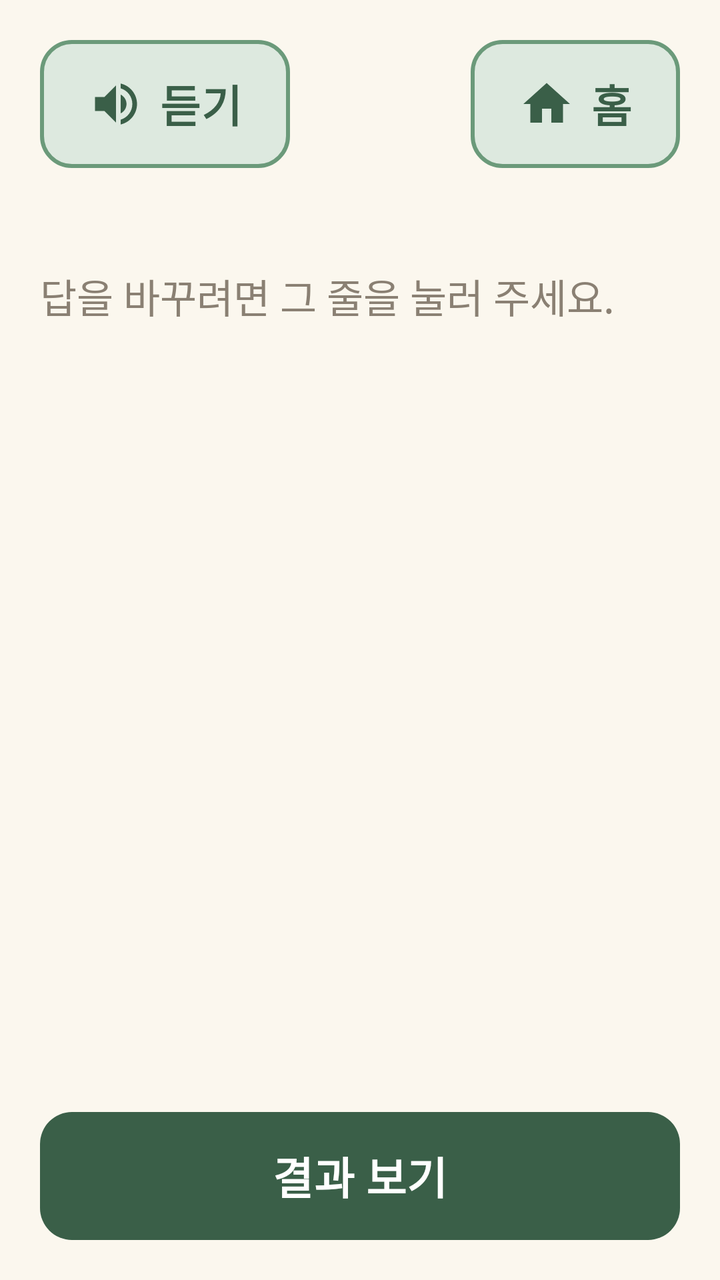
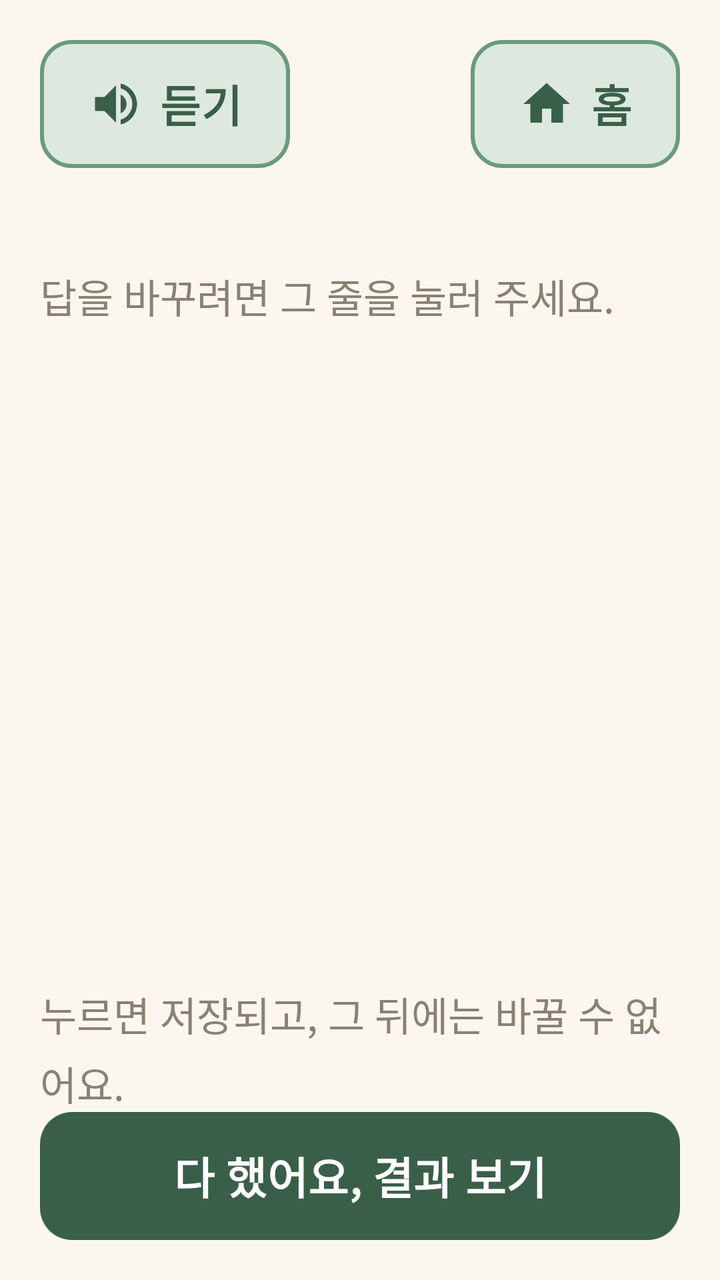

Two renders of the same Android screen: before a commit and after it. Below are the layout's source before the change and the commit's diff.
<!-- AndroidManifest.xml: application theme Theme.Dorawing -->
<!-- res/layout/activity_diagnosis_review.xml -->
<?xml version="1.0" encoding="utf-8"?>
<LinearLayout xmlns:android="http://schemas.android.com/apk/res/android"
    android:layout_width="match_parent"
    android:layout_height="match_parent"
    android:orientation="vertical"
    android:padding="@dimen/screen_padding">

    <include
        android:id="@+id/topBar"
        layout="@layout/view_top_bar" />

    <TextView
        style="@style/Text.Sub"
        android:layout_width="match_parent"
        android:layout_height="wrap_content"
        android:text="@string/review_hint" />

    <ScrollView
        android:fadeScrollbars="false"
        android:layout_width="match_parent"
        android:layout_height="0dp"
        android:layout_marginTop="@dimen/gap"
        android:layout_weight="1">

        
        <LinearLayout
            android:id="@+id/answerList"
            android:layout_width="match_parent"
            android:layout_height="wrap_content"
            android:orientation="vertical"
            android:paddingEnd="@dimen/gap" />
    </ScrollView>

    <com.google.android.material.button.MaterialButton
        android:id="@+id/btnResult"
        android:layout_width="match_parent"
        android:layout_height="wrap_content"
        android:layout_marginTop="@dimen/gap"
        android:text="@string/review_show_result" />
</LinearLayout>
<!-- res/layout/view_top_bar.xml (included above) -->
<?xml version="1.0" encoding="utf-8"?>
<LinearLayout xmlns:android="http://schemas.android.com/apk/res/android"
    xmlns:app="http://schemas.android.com/apk/res-auto"
    android:layout_width="match_parent"
    android:layout_height="wrap_content"
    android:orientation="vertical">

    <LinearLayout
        android:layout_width="match_parent"
        android:layout_height="wrap_content"
        android:gravity="center_vertical"
        android:orientation="horizontal">

        <com.google.android.material.button.MaterialButton
            android:id="@+id/btnSpeak"
            style="@style/Button.Secondary"
            android:layout_width="wrap_content"
            android:layout_height="wrap_content"
            android:text="@string/top_speak"
            app:icon="@drawable/ic_speaker" />

        <Space
            android:layout_width="0dp"
            android:layout_height="0dp"
            android:layout_weight="1" />

        <com.google.android.material.button.MaterialButton
            android:id="@+id/btnHome"
            style="@style/Button.Secondary"
            android:layout_width="wrap_content"
            android:layout_height="wrap_content"
            android:text="@string/top_home"
            app:icon="@drawable/ic_home" />
    </LinearLayout>

    <TextView
        android:id="@+id/tvTitle"
        style="@style/Text.Title"
        android:layout_width="match_parent"
        android:layout_height="wrap_content"
        android:layout_marginTop="@dimen/gap" />
</LinearLayout>
<!-- resources referenced by this layout -->
<resources>
  <dimen name="gap">12dp</dimen>
  <dimen name="screen_padding">20dp</dimen>
  <!-- drawable ic_home (drawable) -->
  <vector xmlns:android="http://schemas.android.com/apk/res/android"
      android:width="24dp"
      android:height="24dp"
      android:viewportWidth="24"
      android:viewportHeight="24">
      <path
          android:fillColor="#FF000000"
          android:pathData="M10,20v-6h4v6h5v-8h3L12,3 2,12h3v8z" />
  </vector>
  <string name="review_hint">답을 바꾸려면 그 줄을 눌러 주세요.</string>
  <string name="review_show_result">결과 보기</string>
  <string name="top_home">홈</string>
  <string name="top_speak">듣기</string>
  <style name="Button.Secondary" parent="Button.Primary">
          <item name="backgroundTint">@color/green_light</item>
          <item name="android:textColor">@color/green_dark</item>
          <item name="iconTint">@color/green_dark</item>
          <item name="strokeColor">@color/green_mid</item>
          <item name="strokeWidth">@dimen/button_stroke</item>
      </style>
  <style name="Text.Sub" parent="Text.Body">
          <item name="android:textColor">@color/text_sub</item>
      </style>
  <style name="Text.Title" parent="Text.Body">
          <item name="android:textSize">@dimen/text_title</item>
          <item name="android:textStyle">bold</item>
          <item name="android:textColor">@color/green_dark</item>
      </style>
  <color name="green_light">#DDE9DF</color>
  <color name="green_dark">#3A5F48</color>
  <color name="green_mid">#6B9A7A</color>
  <dimen name="button_stroke">2dp</dimen>
  <style name="Text.Body" parent="Widget.MaterialComponents.TextView">
          <item name="android:textSize">@dimen/text_body</item>
          <item name="android:lineBreakWordStyle" tools:targetApi="33">phrase</item>
          <item name="android:textColor">@color/text_main</item>
          <item name="android:lineSpacingMultiplier">1.2</item>
      </style>
  <color name="text_sub">#8A8073</color>
  <dimen name="text_title">28sp</dimen>
  <color name="white">#FFFFFFFF</color>
  <color name="coral_dark">#C85A41</color>
  <color name="cream">#FBF7EE</color>
  <color name="text_main">#2E2A24</color>
  <dimen name="button_height">64dp</dimen>
  <dimen name="text_button">22sp</dimen>
  <dimen name="corner">16dp</dimen>
  <dimen name="icon_size">28dp</dimen>
  <dimen name="text_body">20sp</dimen>
  <style name="Dialog.Title" parent="MaterialAlertDialog.Material3.Title.Text">
          <item name="android:textSize">@dimen/text_title</item>
          <item name="android:textStyle">bold</item>
          <item name="android:textColor">@color/green_dark</item>
      </style>
  <style name="Dialog.Body" parent="MaterialAlertDialog.Material3.Body.Text">
          <item name="android:textSize">@dimen/text_body</item>
          <item name="android:lineBreakWordStyle" tools:targetApi="33">phrase</item>
          <item name="android:textColor">@color/text_main</item>
      </style>
  <style name="Dialog.Button" parent="Widget.Material3.Button.TextButton.Dialog">
          <item name="android:textSize">@dimen/text_button</item>
          <item name="android:minHeight">@dimen/button_height</item>
          <item name="android:textColor">@color/green_dark</item>
      </style>
  <style name="Dialog.Button.Keep" parent="Widget.Material3.Button">
          <item name="android:textSize">@dimen/text_button</item>
          <item name="android:textStyle">bold</item>
          <item name="android:minHeight">@dimen/button_height</item>
          <item name="cornerRadius">@dimen/corner</item>
          <item name="backgroundTint">@color/green_dark</item>
          <item name="android:textColor">@color/white</item>
      </style>
  <!-- unchanged entries left out for length: 4 -->
</resources>

<!-- the commit's change to res/layout/activity_diagnosis_review.xml (unified diff, before → after) -->
@@ -31,11 +31,18 @@
             android:paddingEnd="@dimen/gap" />
     </ScrollView>
 
+    
+    <TextView
+        style="@style/Text.Sub"
+        android:layout_width="match_parent"
+        android:layout_height="wrap_content"
+        android:layout_marginTop="@dimen/gap"
+        android:text="@string/review_save_note" />
+
     <com.google.android.material.button.MaterialButton
         android:id="@+id/btnResult"
         android:layout_width="match_parent"
         android:layout_height="wrap_content"
-        android:layout_marginTop="@dimen/gap"
         android:text="@string/review_show_result" />
 </LinearLayout>
 <!-- res/layout/view_top_bar.xml (included above) -->
<!-- resource entries referenced after the edit -->
@@ -13,7 +13,8 @@
           android:pathData="M10,20v-6h4v6h5v-8h3L12,3 2,12h3v8z" />
   </vector>
   <string name="review_hint">답을 바꾸려면 그 줄을 눌러 주세요.</string>
-  <string name="review_show_result">결과 보기</string>
+  <string name="review_save_note">누르면 저장되고, 그 뒤에는 바꿀 수 없어요.</string>
+  <string name="review_show_result">다 했어요, 결과 보기</string>
   <string name="top_home">홈</string>
   <string name="top_speak">듣기</string>
   <style name="Button.Secondary" parent="Button.Primary">
